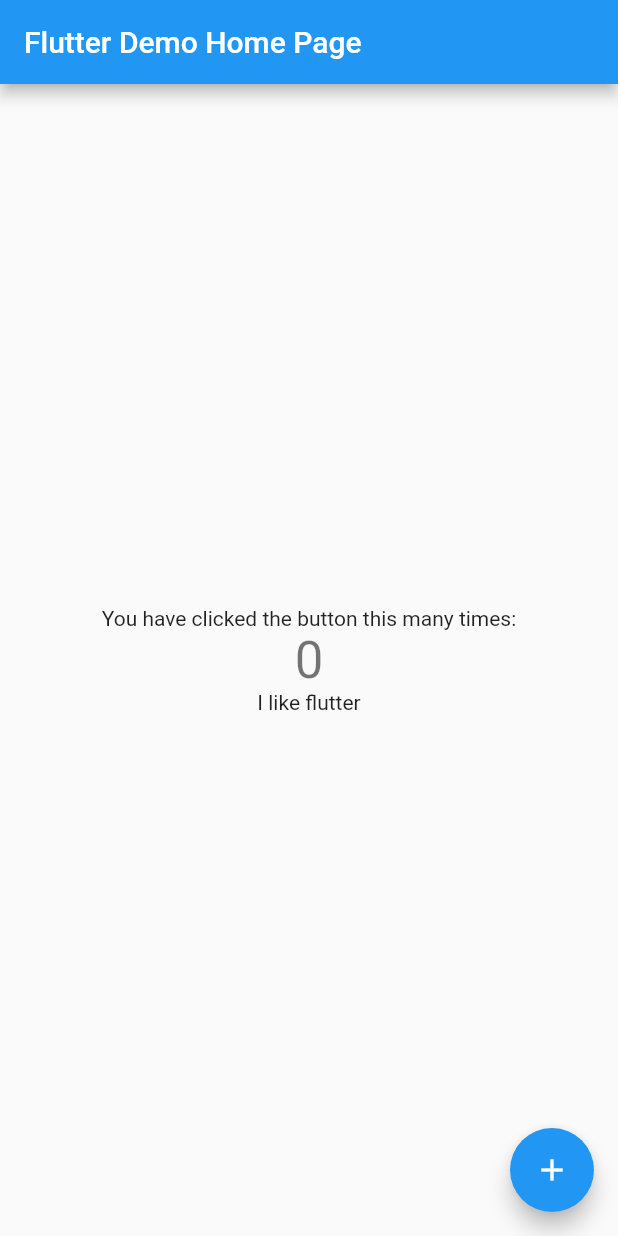
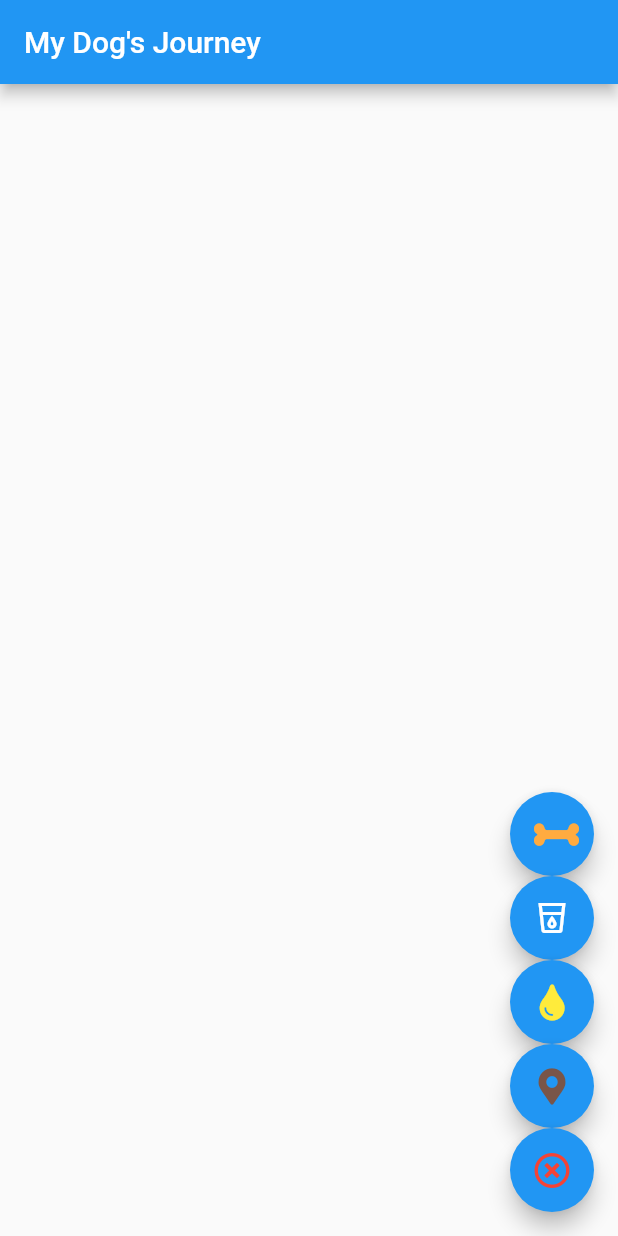
Before and after one commit to kakugiki/mydogsjourney, a Flutter app: the screen it shows after launch, on a phone screen of 412 x 824 dp. Run offline on Flutter 3.47's test engine with Material 2 defaults, Android fonts, the phone set to English and light mode, and no system bars; our stand-ins replace date_format, font_awesome_flutter.

Commit message:
rename main.dart

```diff
--- a/lib/main.dart
+++ b/lib/main.dart
@@ -1,126 +1,150 @@
+import 'dart:collection';
+import 'package:font_awesome_flutter/font_awesome_flutter.dart';
 import 'package:flutter/material.dart';
+import 'package:date_format/date_format.dart';
 
 void main() {
-  runApp(MyApp());
+  runApp(new MyApp());
 }
 
 class MyApp extends StatelessWidget {
-  // This widget is the root of your application.
   @override
   Widget build(BuildContext context) {
-    return MaterialApp(
-      // debugShowCheckedModeBanner: false,
-      title: 'Flutter Startup',
-      theme: ThemeData(
-        // This is the theme of your application.
-        //
-        // Try running your application with "flutter run". You'll see the
-        // application has a blue toolbar. Then, without quitting the app, try
-        // changing the primarySwatch below to Colors.green and then invoke
-        // "hot reload" (press "r" in the console where you ran "flutter run",
-        // or simply save your changes to "hot reload" in a Flutter IDE).
-        // Notice that the counter didn't reset back to zero; the application
-        // is not restarted.
+    return new MaterialApp(
+      title: 'Generated App',
+      theme: new ThemeData(
         primarySwatch: Colors.blue,
-        // This makes the visual density adapt to the platform that you run
-        // the app on. For desktop platforms, the controls will be smaller and
-        // closer together (more dense) than on mobile platforms.
-        visualDensity: VisualDensity.adaptivePlatformDensity,
+        primaryColor: const Color(0xFF2196f3),
+        accentColor: const Color(0xFF2196f3),
+        canvasColor: const Color(0xFFfafafa),
       ),
-      home: MyHomePage(title: 'Flutter Demo Home Page'),
+      home: new MyHomePage(),
     );
   }
 }
 
 class MyHomePage extends StatefulWidget {
-  MyHomePage({Key key, this.title}) : super(key: key);
-
-  // This widget is the home page of your application. It is stateful, meaning
-  // that it has a State object (defined below) that contains fields that affect
-  // how it looks.
-
-  // This class is the configuration for the state. It holds the values (in this
-  // case the title) provided by the parent (in this case the App widget) and
-  // used by the build method of the State. Fields in a Widget subclass are
-  // always marked "final".
-
-  final String title;
-
+  MyHomePage({Key key}) : super(key: key);
   @override
-  _MyHomePageState createState() => _MyHomePageState();
+  _MyHomePageState createState() => new _MyHomePageState();
 }
 
 class _MyHomePageState extends State<MyHomePage> {
-  int _counter = 0;
-  String textToShow = "I like flutter";
+  String category;
+  Queue<String> journey = new Queue<String>();
 
-  void _incrementCounter() {
+  void addTimeStamp(category) {
     setState(() {
-      // This call to setState tells the Flutter framework that something has
-      // changed in this State, which causes it to rerun the build method below
-      // so that the display can reflect the updated values. If we changed
-      // _counter without calling setState(), then the build method would not be
-      // called again, and so nothing would appear to happen.
-      _counter++;
-      if (_counter.isOdd) {
-        textToShow = "Flutter is cool!";
-      }
-      else {
-        textToShow = "I like flutter!";
-      }
+      if (journey.length > 16) journey.removeLast();
+      journey.addFirst(
+          formatDate(DateTime.now(), [mm, '/', dd, ' ', hh, ':', nn, ':', ss]) +
+              ' ( ' +
+              category +
+              ')');
     });
+  }
+
+  void deleteRecord() {
+    setState(() {
+      if (journey.length > 0)
+        journey.removeFirst();
+    });
+  }
+
+  void showAlertDialog() {
+    // set up the buttons
+    Widget cancelButton = FlatButton(
+      child: Text("Cancel"),
+      onPressed: () {
+        Navigator.of(context).pop();
+      },
+    );
+    Widget continueButton = FlatButton(
+      child: Text("Continue"),
+      onPressed: () {
+        deleteRecord();
+        Navigator.of(context).pop();
+      },
+    );
+
+    // set up the AlertDialog
+    AlertDialog alert = AlertDialog(
+      title: Text("Heads-up"),
+      content: Text(
+          "Continue to delete last entry?"),
+      actions: [
+        cancelButton,
+        continueButton,
+      ],
+    );
+
+    // show the dialog
+    showDialog(
+      context: context,
+      builder: (BuildContext context) {
+        return alert;
+      },
+    );
   }
 
   @override
   Widget build(BuildContext context) {
-    // This method is rerun every time setState is called, for instance as done
-    // by the _incrementCounter method above.
-    //
-    // The Flutter framework has been optimized to make rerunning build methods
-    // fast, so that you can just rebuild anything that needs updating rather
-    // than having to individually change instances of widgets.
-    return Scaffold(
-      appBar: AppBar(
-        // Here we take the value from the MyHomePage object that was created by
-        // the App.build method, and use it to set our appbar title.
-        title: Text(widget.title),
+    return new Scaffold(
+      appBar: new AppBar(
+        title: new Text('My Dog\'s Journey'),
       ),
       body: Center(
-        // Center is a layout widget. It takes a single child and positions it
-        // in the middle of the parent.
         child: Column(
-          // Column is also a layout widget. It takes a list of children and
-          // arranges them vertically. By default, it sizes itself to fit its
-          // children horizontally, and tries to be as tall as its parent.
-          //
-          // Invoke "debug painting" (press "p" in the console, choose the
-          // "Toggle Debug Paint" action from the Flutter Inspector in Android
-          // Studio, or the "Toggle Debug Paint" command in Visual Studio Code)
-          // to see the wireframe for each widget.
-          //
-          // Column has various properties to control how it sizes itself and
-          // how it positions its children. Here we use mainAxisAlignment to
-          // center the children vertically; the main axis here is the vertical
-          // axis because Columns are vertical (the cross axis would be
-          // horizontal).
-          mainAxisAlignment: MainAxisAlignment.center,
-          children: <Widget>[
-            Text(
-              'You have clicked the button this many times:',
-            ),
-            Text(
-              '$_counter',
-              style: Theme.of(context).textTheme.headline4,
-            ),
-            Text(textToShow)
+          mainAxisAlignment: MainAxisAlignment.start,
+          mainAxisSize: MainAxisSize.max,
+          crossAxisAlignment: CrossAxisAlignment.center,
+          children: [
+            for (var item in journey)
+              Align(
+                  alignment: Alignment.topLeft,
+                  child: Text(item,
+                      style: TextStyle(fontSize: 24, color: Colors.indigo)))
           ],
         ),
       ),
-      floatingActionButton: FloatingActionButton(
-        onPressed: _incrementCounter,
-        tooltip: 'Increment',
-        child: Icon(Icons.add),
-      ), // This trailing comma makes auto-formatting nicer for build methods.
+      floatingActionButton: Column(
+        mainAxisAlignment: MainAxisAlignment.end,
+        children: [
+          FloatingActionButton(
+            onPressed: () async => addTimeStamp('Food'),
+            child: Icon(
+              FontAwesomeIcons.bone,
+              color: Colors.orangeAccent,
+            ),
+          ),
+          FloatingActionButton(
+            onPressed: () async => addTimeStamp('Water'),
+            child: Icon(Icons.local_drink_outlined),
+          ),
+          FloatingActionButton(
+            onPressed: () async => addTimeStamp('Pee'),
+            child: Icon(
+              FontAwesomeIcons.tint,
+              color: Colors.yellow,
+            ),
+          ),
+          FloatingActionButton(
+            onPressed: () async => addTimeStamp('Poop'),
+            child: Icon(
+              FontAwesomeIcons.mapMarkerAlt,
+              color: Colors.brown,
+            ),
+          ),
+          FloatingActionButton(
+            onPressed: showAlertDialog,
+            child: Icon(
+              FontAwesomeIcons.timesCircle,
+              color: Colors.red,
+            ),
+            // child: Icon(Icons.clear, color: Colors.red,),
+          )
+        ],
+      ),
     );
   }
 }
```
Also changed, not shown: lib/dogJourney.dart (deleted, +0 -150 lines).
